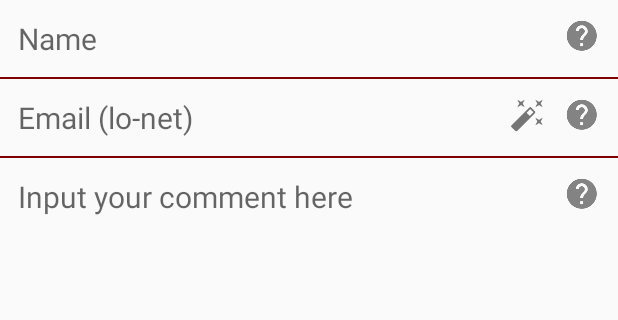
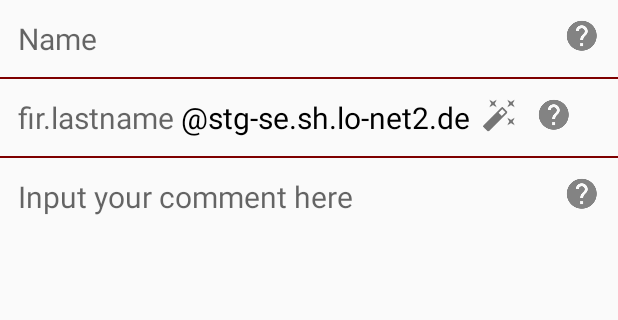
Before and after one commit to gereonelvers/stg-news, an Android app: the CreateCommentActivity screen opened directly, with no data from a screen before it, after a tap on "Send", on a phone screen of 412 x 824 dp, the part 84-404 px from its top. Run offline under Robolectric (Android 15) with nearby library versions, the phone set to English and light mode, and no system bars.

Commit message:
Improved comment creation UX

```diff
--- a/app/src/main/java/com/elvers/gereon/stgnewsapp1/CreateCommentActivity.java
+++ b/app/src/main/java/com/elvers/gereon/stgnewsapp1/CreateCommentActivity.java
@@ -3,7 +3,9 @@ package com.elvers.gereon.stgnewsapp1;
 import android.app.AlertDialog;
 import android.content.DialogInterface;
 import android.content.Intent;
+import android.content.SharedPreferences;
 import android.os.Bundle;
+import android.preference.PreferenceManager;
 import android.support.annotation.NonNull;
 import android.support.annotation.Nullable;
 import android.support.v4.app.LoaderManager;
@@ -27,6 +29,8 @@ import android.widget.Toast;
  */
 public class CreateCommentActivity extends AppCompatActivity implements LoaderManager.LoaderCallbacks<Integer> {
 
+    // Tag for log messages
+    private static final String LOG_TAG = CreateCommentActivity.class.getSimpleName();
     /* There are a lot of items declared outside of individual methods here.
     This is done because they are required to be available across methods and it's more economical to simply initialize them onCreate()*/
     String articleId;
@@ -43,10 +47,9 @@ public class CreateCommentActivity extends AppCompatActivity implements LoaderMa
     ImageView content_help;
     ImageView email_wand;
     AlertDialog.Builder alertDialogBuilder;
+    String nameAdd;
     String lonetString;
-
-    // Tag for log messages
-    private static final String LOG_TAG = CreateCommentActivity.class.getSimpleName();
+    SharedPreferences preferences;
 
     @Override
     protected void onCreate(Bundle savedInstanceState) {
@@ -60,6 +63,7 @@ public class CreateCommentActivity extends AppCompatActivity implements LoaderMa
             actionbar.setHomeAsUpIndicator(R.drawable.ic_cancel);
             actionbar.setTitle(R.string.app_name);
         }
+
         lonetString = getString(R.string.lonet_string);
         loaderManager = getSupportLoaderManager();
         Intent createCommentIntent = getIntent();
@@ -72,6 +76,13 @@ public class CreateCommentActivity extends AppCompatActivity implements LoaderMa
         email_help = findViewById(R.id.create_comment_email_question_iv);
         content_help = findViewById(R.id.create_comment_content_question_iv);
         email_wand = findViewById(R.id.create_comment_email_wand_iv);
+
+        preferences = PreferenceManager.getDefaultSharedPreferences(this);
+        String name_add = preferences.getString("name_add", "");
+        if (name_add != null && !name_add.equals("")) {
+            emailET.setText(name_add);
+        }
+
 
         alertDialogBuilder = new AlertDialog.Builder(getApplication());
 
@@ -137,6 +148,13 @@ public class CreateCommentActivity extends AppCompatActivity implements LoaderMa
                 nameString = nameET.getText().toString();
                 if (!nameString.isEmpty()) {
                     try {
+                        // Replace invalid characters
+                        nameString = nameString
+                                .replace("ß", "ss")
+                                .replace("ä", "ae")
+                                .replace("ö", "oe")
+                                .replace("ü", "ue");
+
                         // Create an Array of names, only the first and last name are relevant
                         String[] emailNameParts = nameString.split(" ");
                         // If the array contains at least 2 names, proceed with address generation
@@ -145,7 +163,7 @@ public class CreateCommentActivity extends AppCompatActivity implements LoaderMa
                             String firstName = emailNameParts[0].substring(0, 3).toLowerCase();
                             // Since the array starts at 0 but .length returns a value starting at 1, we need to subtract 1
                             String lastName = emailNameParts[emailNameParts.length - 1].toLowerCase();
-                            lonetString = firstName + "." + lastName + lonetString;
+                            nameAdd = firstName + "." + lastName;
                         } else {
                             Toast.makeText(getApplicationContext(), getString(R.string.first_last_name_identical), Toast.LENGTH_SHORT).show();
                         }
@@ -153,7 +171,7 @@ public class CreateCommentActivity extends AppCompatActivity implements LoaderMa
                         Log.e(LOG_TAG, "Failed to create lo-net address");
                     }
                 }
-                emailET.setText(lonetString);
+                emailET.setText(nameAdd);
             }
         });
     }
@@ -180,16 +198,12 @@ public class CreateCommentActivity extends AppCompatActivity implements LoaderMa
             // Submit button
             case R.id.submit:
                 nameString = nameET.getText().toString();
-                emailString = emailET.getText().toString();
+                emailString = emailET.getText().toString() + lonetString;
                 contentString = contentET.getText().toString();
                 if (articleId != null) {
                     // Check if lo-net address ending is present in email
-                    if (emailString.contains(lonetString)) {
-                        loaderManager.destroyLoader(POSTER_ID);
-                        loaderManager.initLoader(POSTER_ID, null, this);
-                    } else {
-                        Toast.makeText(this, getString(R.string.email_invalid), Toast.LENGTH_SHORT).show();
-                    }
+                    loaderManager.destroyLoader(POSTER_ID);
+                    loaderManager.initLoader(POSTER_ID, null, this);
                 } else {
                     Log.e(LOG_TAG, "Article ID empty, can't submit comment");
                 }
@@ -219,6 +233,9 @@ public class CreateCommentActivity extends AppCompatActivity implements LoaderMa
         // If submission was successful, status code will be 201. Return to previous activity to prevent duplicate submissions
         if (responseCode == 201) {
             Toast.makeText(this, getResources().getString(R.string.successful_post), Toast.LENGTH_LONG).show();
+            SharedPreferences.Editor editor = preferences.edit();
+            editor.putString("name_add", nameAdd);
+            editor.apply();
             onBackPressed();
         }
         // If status code is anything but 201, submission was not successful.
@@ -234,6 +251,7 @@ public class CreateCommentActivity extends AppCompatActivity implements LoaderMa
      * Since there is no data being loaded into the activity, it can be left empty (it needs to be included because it overrides a LoaderCallbacks<> method)
      */
     @Override
-    public void onLoaderReset(@NonNull Loader<Integer> loader) { }
+    public void onLoaderReset(@NonNull Loader<Integer> loader) {
+    }
 
 }
--- a/app/src/main/res/layout/activity_create_comment.xml
+++ b/app/src/main/res/layout/activity_create_comment.xml
@@ -24,12 +24,12 @@
                 android:id="@+id/create_comment_name_et"
                 android:layout_width="match_parent"
                 android:layout_height="wrap_content"
+                android:autofillHints="@string/create_comment_email"
                 android:background="@android:color/transparent"
                 android:hint="@string/name_input_string"
                 android:inputType="textPersonName"
                 android:padding="12dp"
                 android:textSize="20sp"
-                android:autofillHints="@string/create_comment_email"
                 tools:targetApi="o" />
             <ImageView
                 android:id="@+id/create_comment_name_question_iv"
@@ -37,48 +37,56 @@
                 android:layout_height="wrap_content"
                 android:layout_alignParentEnd="true"
                 android:layout_alignParentRight="true"
+                android:contentDescription="@string/about_question_description"
                 android:padding="12dp"
-                android:src="@drawable/ic_question"
-                android:contentDescription="@string/about_question_description" />
+                android:src="@drawable/ic_question" />
         </RelativeLayout>
         <View
             android:layout_width="match_parent"
             android:layout_height="1dp"
             android:background="@color/colorPrimaryDark"/>
-        <RelativeLayout
+        <LinearLayout
             android:layout_width="match_parent"
             android:layout_height="wrap_content">
             <EditText
                 android:id="@+id/create_comment_email_et"
-                android:layout_width="match_parent"
+                android:layout_width="wrap_content"
                 android:layout_height="wrap_content"
                 android:autofillHints="email"
                 android:background="@android:color/transparent"
                 android:hint="@string/create_comment_email"
                 android:inputType="textEmailAddress"
-                android:padding="12dp"
+                android:paddingVertical="12dp"
+                android:paddingLeft="12dp"
+                android:paddingRight="4dp"
                 android:textSize="20sp"
                 tools:targetApi="o" />
+            <TextView
+                android:layout_width="wrap_content"
+                android:layout_height="wrap_content"
+                android:layout_gravity="center_vertical"
+                android:paddingEnd="8dp"
+                android:paddingRight="8dp"
+                android:text="@string/lonet_string"
+                android:textColor="@android:color/primary_text_light"
+                android:textSize="20sp"
+                tools:ignore="RtlSymmetry" />
             <ImageView
+                android:id="@+id/create_comment_email_wand_iv"
+                android:layout_width="wrap_content"
+                android:layout_height="wrap_content"
+                android:contentDescription="@string/about_wand_description"
                 android:paddingTop="12dp"
                 android:paddingBottom="12dp"
-                android:id="@+id/create_comment_email_wand_iv"
-                android:layout_toLeftOf="@id/create_comment_email_question_iv"
-                android:layout_toStartOf="@id/create_comment_email_question_iv"
-                android:layout_width="wrap_content"
-                android:layout_height="wrap_content"
-                android:src="@drawable/ic_auto_fix"
-                android:contentDescription="@string/about_wand_description" />
+                android:src="@drawable/ic_auto_fix" />
             <ImageView
                 android:id="@+id/create_comment_email_question_iv"
                 android:layout_width="wrap_content"
                 android:layout_height="wrap_content"
-                android:layout_alignParentEnd="true"
-                android:layout_alignParentRight="true"
+                android:contentDescription="@string/about_question_description"
                 android:padding="12dp"
-                android:src="@drawable/ic_question"
-                android:contentDescription="@string/about_question_description"/>
-        </RelativeLayout>
+                android:src="@drawable/ic_question"/>
+        </LinearLayout>
         <View
             android:layout_width="match_parent"
             android:layout_height="1dp"
@@ -92,10 +100,10 @@
                 android:layout_height="wrap_content"
                 android:background="@android:color/transparent"
                 android:hint="@string/create_comment_content_hint"
+                android:importantForAutofill="no"
                 android:inputType="textMultiLine|textAutoComplete"
                 android:padding="12dp"
                 android:textSize="20sp"
-                android:importantForAutofill="no"
                 tools:ignore="RelativeOverlap"
                 tools:targetApi="o" />
             <ImageView
@@ -104,9 +112,9 @@
                 android:layout_height="wrap_content"
                 android:layout_alignParentEnd="true"
                 android:layout_alignParentRight="true"
+                android:contentDescription="@string/about_question_description"
                 android:padding="12dp"
-                android:src="@drawable/ic_question"
-                android:contentDescription="@string/about_question_description"/>
+                android:src="@drawable/ic_question"/>
         </RelativeLayout>
     </LinearLayout>
 </RelativeLayout>
--- a/app/src/main/res/values/strings.xml
+++ b/app/src/main/res/values/strings.xml
@@ -59,7 +59,7 @@
     <string name="submit_string">Send</string>
     <string name="name_input_string">Name</string>
     <string name="create_comment_content_hint">Input your comment here</string>
-    <string name="create_comment_email">Email (lo-net)</string>
+    <string name="create_comment_email">fir.lastname</string>
     <string name="successful_post">Comment submited successfully, please check your Email to confirm it!</string>
     <string name="unsuccessful_post">Comment not submited successfully, please try again.\nError code:</string>
     <string name="lonet_string" translatable="false">\@stg-se.sh.lo-net2.de</string>
```
Also changed, not shown: 1 other file.
